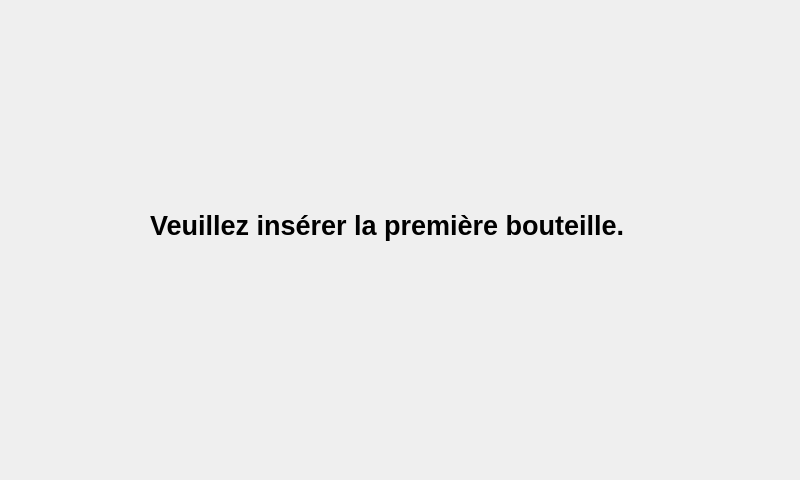
The window that pageetalo.ui (YanisKer/ProjetPomme) describes before a commit, drawn with Qt 5.
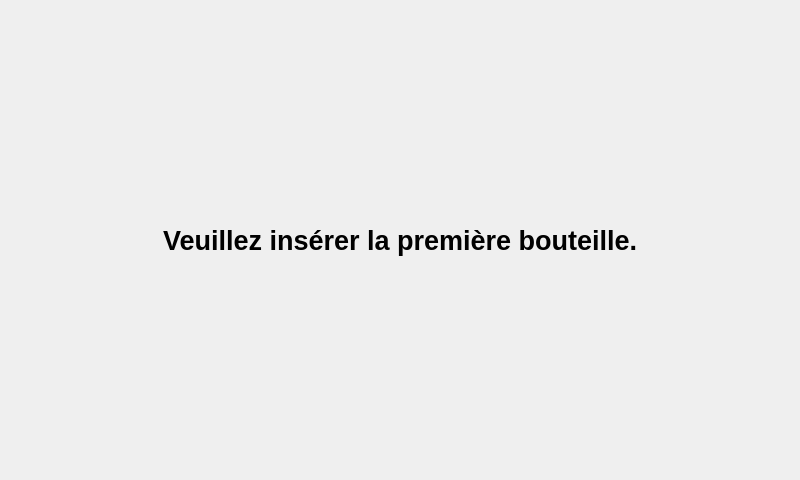
The same window after the commit.

Patch:
```diff
--- a/pageetalo.ui
+++ b/pageetalo.ui
@@ -13,15 +13,37 @@
   <property name="windowTitle">
    <string>Form</string>
   </property>
+  <layout class="QGridLayout" name="gridLayout_2">
+   <item row="0" column="0" rowspan="2" colspan="2">
+    <layout class="QGridLayout" name="gridLayout">
+     <item row="0" column="0">
+      <spacer name="horizontalSpacer">
+       <property name="orientation">
+        <enum>Qt::Horizontal</enum>
+       </property>
+       <property name="sizeHint" stdset="0">
+        <size>
+         <width>40</width>
+         <height>20</height>
+        </size>
+       </property>
+      </spacer>
+     </item>
+     <item row="0" column="2">
+      <spacer name="horizontalSpacer_2">
+       <property name="orientation">
+        <enum>Qt::Horizontal</enum>
+       </property>
+       <property name="sizeHint" stdset="0">
+        <size>
+         <width>40</width>
+         <height>20</height>
+        </size>
+       </property>
+      </spacer>
+     </item>
+     <item row="0" column="1">
   <widget class="QLabel" name="label">
-   <property name="geometry">
-    <rect>
-     <x>150</x>
-     <y>190</y>
-     <width>491</width>
-     <height>71</height>
-    </rect>
-   </property>
    <property name="font">
     <font>
      <pointsize>20</pointsize>
@@ -32,6 +54,10 @@
     <string>Veuillez insérer la première bouteille.</string>
    </property>
   </widget>
+     </item>
+    </layout>
+   </item>
+  </layout>
  </widget>
  <resources/>
  <connections/>
```
Lines whose indentation alone changed are shown as unchanged.
